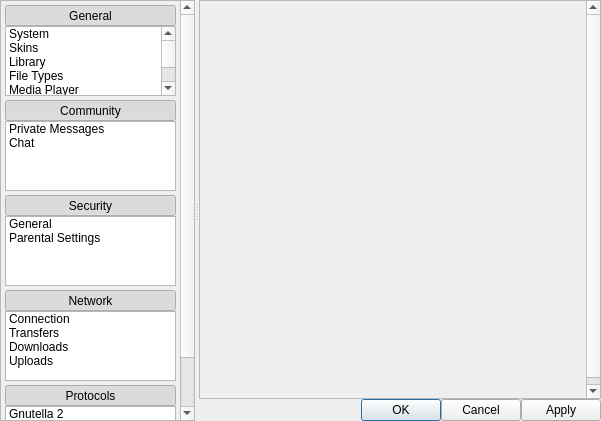
Above: branch/newsettingsdialog/UI/dialogsettings.ui from c3c/quazaa before the change. Below: the same form after it.
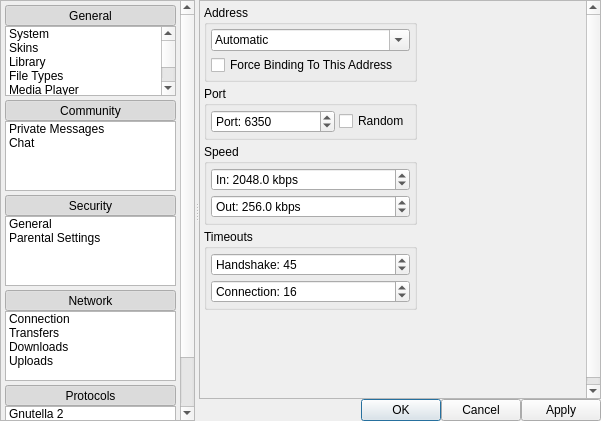
That is the form after the change. The open tabs and pages were chosen to show the change. Icons and pictures are not drawn.

Commit message: More work on DialogSettings. Navigation works completely again now.

Patch:
```diff
--- a/branch/newsettingsdialog/UI/dialogsettings.ui
+++ b/branch/newsettingsdialog/UI/dialogsettings.ui
@@ -2048,7 +2048,238 @@
                </item>
               </layout>
              </widget>
-             <widget class="QWidget" name="pageConnection"/>
+             <widget class="QWidget" name="pageConnection">
+              <layout class="QGridLayout" name="gridLayout_16">
+               <property name="margin">
+                <number>4</number>
+               </property>
+               <property name="spacing">
+                <number>4</number>
+               </property>
+               <item row="0" column="0">
+                <widget class="QGroupBox" name="groupBox_8">
+                 <property name="title">
+                  <string>Address</string>
+                 </property>
+                 <layout class="QVBoxLayout" name="verticalLayout_25">
+                  <property name="spacing">
+                   <number>4</number>
+                  </property>
+                  <property name="margin">
+                   <number>4</number>
+                  </property>
+                  <item>
+                   <widget class="QComboBox" name="comboBoxNetworkAddress">
+                    <property name="sizePolicy">
+                     <sizepolicy hsizetype="MinimumExpanding" vsizetype="Fixed">
+                      <horstretch>0</horstretch>
+                      <verstretch>0</verstretch>
+                     </sizepolicy>
+                    </property>
+                    <property name="editable">
+                     <bool>true</bool>
+                    </property>
+                    <property name="maxVisibleItems">
+                     <number>10</number>
+                    </property>
+                    <property name="insertPolicy">
+                     <enum>QComboBox::InsertAlphabetically</enum>
+                    </property>
+                    <item>
+                     <property name="text">
+                      <string>Automatic</string>
+                     </property>
+                    </item>
+                   </widget>
+                  </item>
+                  <item>
+                   <widget class="QCheckBox" name="checkBoxForceBindingAddress">
+                    <property name="text">
+                     <string>Force Binding To This Address</string>
+                    </property>
+                   </widget>
+                  </item>
+                 </layout>
+                </widget>
+               </item>
+               <item row="2" column="0">
+                <widget class="QGroupBox" name="groupBox_4">
+                 <property name="title">
+                  <string>Speed</string>
+                 </property>
+                 <layout class="QGridLayout" name="gridLayout_15">
+                  <property name="margin">
+                   <number>4</number>
+                  </property>
+                  <property name="spacing">
+                   <number>4</number>
+                  </property>
+                  <item row="1" column="0" colspan="2">
+                   <widget class="QDoubleSpinBox" name="doubleSpinBoxInSpeed">
+                    <property name="prefix">
+                     <string>In: </string>
+                    </property>
+                    <property name="suffix">
+                     <string> kbps</string>
+                    </property>
+                    <property name="decimals">
+                     <number>1</number>
+                    </property>
+                    <property name="minimum">
+                     <double>28.800000000000001</double>
+                    </property>
+                    <property name="maximum">
+                     <double>155000.000000000000000</double>
+                    </property>
+                    <property name="value">
+                     <double>2048.000000000000000</double>
+                    </property>
+                   </widget>
+                  </item>
+                  <item row="2" column="0" colspan="2">
+                   <widget class="QDoubleSpinBox" name="doubleSpinBoxOutSpeed">
+                    <property name="prefix">
+                     <string>Out: </string>
+                    </property>
+                    <property name="suffix">
+                     <string> kbps</string>
+                    </property>
+                    <property name="decimals">
+                     <number>1</number>
+                    </property>
+                    <property name="minimum">
+                     <double>28.800000000000001</double>
+                    </property>
+                    <property name="maximum">
+                     <double>155000.000000000000000</double>
+                    </property>
+                    <property name="value">
+                     <double>256.000000000000000</double>
+                    </property>
+                   </widget>
+                  </item>
+                 </layout>
+                </widget>
+               </item>
+               <item row="4" column="0">
+                <widget class="QGroupBox" name="groupBox_7">
+                 <property name="title">
+                  <string>Timeouts</string>
+                 </property>
+                 <layout class="QVBoxLayout" name="verticalLayout_27">
+                  <property name="spacing">
+                   <number>4</number>
+                  </property>
+                  <property name="margin">
+                   <number>4</number>
+                  </property>
+                  <item>
+                   <widget class="QSpinBox" name="spinBoxHandshakeTimeout">
+                    <property name="prefix">
+                     <string>Handshake: </string>
+                    </property>
+                    <property name="minimum">
+                     <number>1</number>
+                    </property>
+                    <property name="maximum">
+                     <number>480</number>
+                    </property>
+                    <property name="value">
+                     <number>45</number>
+                    </property>
+                   </widget>
+                  </item>
+                  <item>
+                   <widget class="QSpinBox" name="spinBoxConnectionTimeout">
+                    <property name="prefix">
+                     <string>Connection: </string>
+                    </property>
+                    <property name="minimum">
+                     <number>1</number>
+                    </property>
+                    <property name="maximum">
+                     <number>480</number>
+                    </property>
+                    <property name="value">
+                     <number>16</number>
+                    </property>
+                   </widget>
+                  </item>
+                 </layout>
+                </widget>
+               </item>
+               <item row="5" column="0">
+                <spacer name="verticalSpacer_15">
+                 <property name="orientation">
+                  <enum>Qt::Vertical</enum>
+                 </property>
+                 <property name="sizeHint" stdset="0">
+                  <size>
+                   <width>213</width>
+                   <height>103</height>
+                  </size>
+                 </property>
+                </spacer>
+               </item>
+               <item row="2" column="1">
+                <spacer name="horizontalSpacer_6">
+                 <property name="orientation">
+                  <enum>Qt::Horizontal</enum>
+                 </property>
+                 <property name="sizeHint" stdset="0">
+                  <size>
+                   <width>40</width>
+                   <height>20</height>
+                  </size>
+                 </property>
+                </spacer>
+               </item>
+               <item row="1" column="0">
+                <widget class="QGroupBox" name="groupBox_6">
+                 <property name="title">
+                  <string>Port</string>
+                 </property>
+                 <layout class="QHBoxLayout" name="horizontalLayout">
+                  <property name="spacing">
+                   <number>4</number>
+                  </property>
+                  <property name="margin">
+                   <number>4</number>
+                  </property>
+                  <item>
+                   <widget class="QSpinBox" name="spinBoxNetworkPort">
+                    <property name="sizePolicy">
+                     <sizepolicy hsizetype="MinimumExpanding" vsizetype="Fixed">
+                      <horstretch>0</horstretch>
+                      <verstretch>0</verstretch>
+                     </sizepolicy>
+                    </property>
+                    <property name="prefix">
+                     <string>Port: </string>
+                    </property>
+                    <property name="minimum">
+                     <number>1024</number>
+                    </property>
+                    <property name="maximum">
+                     <number>49151</number>
+                    </property>
+                    <property name="value">
+                     <number>6350</number>
+                    </property>
+                   </widget>
+                  </item>
+                  <item>
+                   <widget class="QCheckBox" name="checkBoxRandomPort">
+                    <property name="text">
+                     <string>Random</string>
+                    </property>
+                   </widget>
+                  </item>
+                 </layout>
+                </widget>
+               </item>
+              </layout>
+             </widget>
              <widget class="QWidget" name="pageTransfers"/>
              <widget class="QWidget" name="pageDownloads"/>
              <widget class="QWidget" name="pageUploads"/>
```
Left out of the diff: 4 changed lines with no effect on the pictures.
